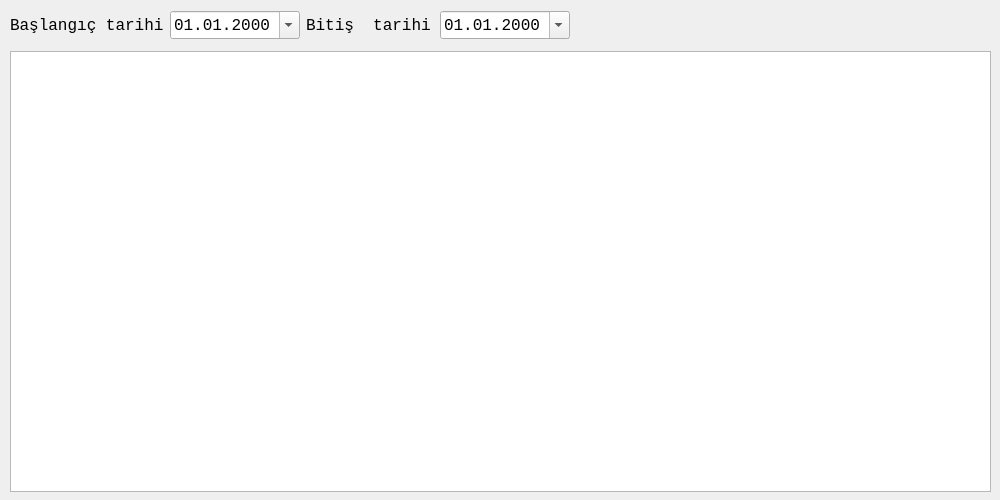
Old version of the form stokhareketleridialog.ui in the repository mamoo81/bhss.
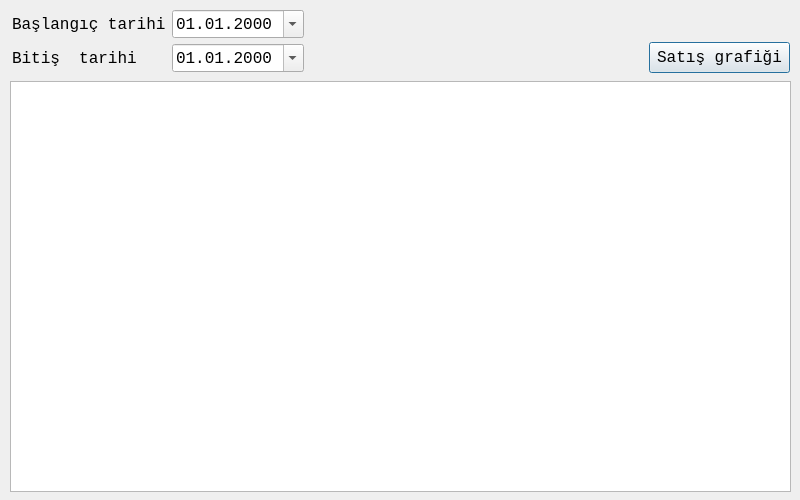
New version of the form.

Commit message: stok kartı arama. satış grafiği ön hazırlık

The edit to the form file:
```diff
--- a/stokhareketleridialog.ui
+++ b/stokhareketleridialog.ui
@@ -6,19 +6,19 @@
    <rect>
     <x>0</x>
     <y>0</y>
-    <width>1000</width>
+    <width>800</width>
     <height>500</height>
    </rect>
   </property>
   <property name="minimumSize">
    <size>
-    <width>1000</width>
+    <width>800</width>
     <height>500</height>
    </size>
   </property>
   <property name="maximumSize">
    <size>
-    <width>1000</width>
+    <width>1300</width>
     <height>500</height>
    </size>
   </property>
@@ -35,30 +35,43 @@
    <property name="geometry">
     <rect>
      <x>10</x>
-     <y>51</y>
-     <width>981</width>
-     <height>441</height>
+     <y>81</y>
+     <width>781</width>
+     <height>411</height>
     </rect>
    </property>
   </widget>
-  <widget class="QWidget" name="layoutWidget">
+  <widget class="QPushButton" name="pushButton">
    <property name="geometry">
     <rect>
-     <x>10</x>
+     <x>649</x>
+     <y>42</y>
+     <width>141</width>
+     <height>31</height>
+    </rect>
+   </property>
+   <property name="text">
+    <string>Satış grafiği</string>
+   </property>
+  </widget>
+  <widget class="QWidget" name="">
+   <property name="geometry">
+    <rect>
+     <x>12</x>
      <y>10</y>
-     <width>560</width>
-     <height>30</height>
+     <width>292</width>
+     <height>64</height>
     </rect>
    </property>
-   <layout class="QHBoxLayout" name="horizontalLayout">
-    <item>
+   <layout class="QGridLayout" name="gridLayout">
+    <item row="0" column="0">
      <widget class="QLabel" name="label">
       <property name="text">
        <string>Başlangıç tarihi</string>
       </property>
      </widget>
     </item>
-    <item>
+    <item row="0" column="1">
      <widget class="QDateEdit" name="baslangicdateEdit">
       <property name="displayFormat">
        <string>dd.MM.yyyy</string>
@@ -68,14 +81,14 @@
       </property>
      </widget>
     </item>
-    <item>
+    <item row="1" column="0">
      <widget class="QLabel" name="label_2">
       <property name="text">
        <string>Bitiş  tarihi</string>
       </property>
      </widget>
     </item>
-    <item>
+    <item row="1" column="1">
      <widget class="QDateEdit" name="bitisdateEdit">
       <property name="buttonSymbols">
        <enum>QAbstractSpinBox::UpDownArrows</enum>
```
The commit also changes 7 other files.
